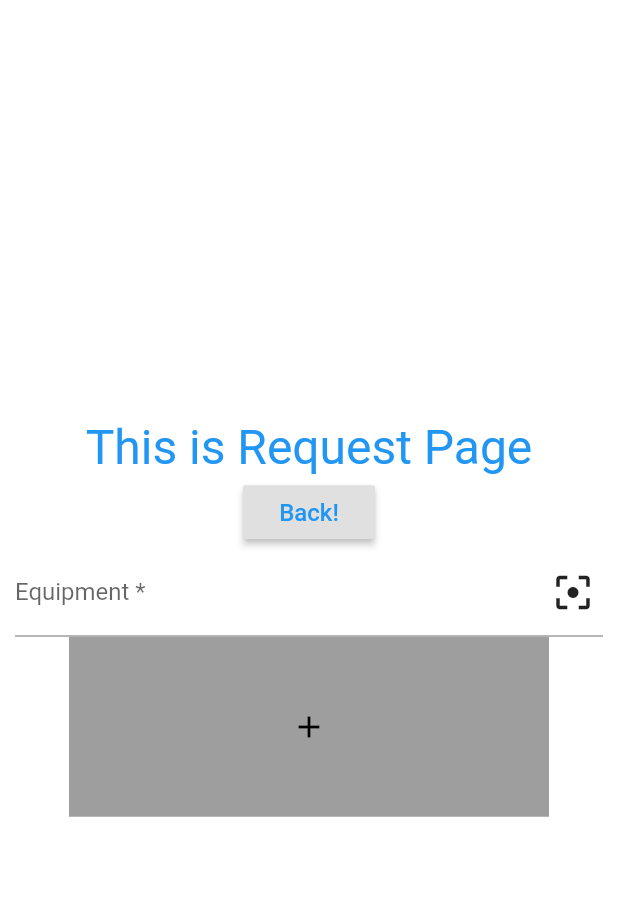
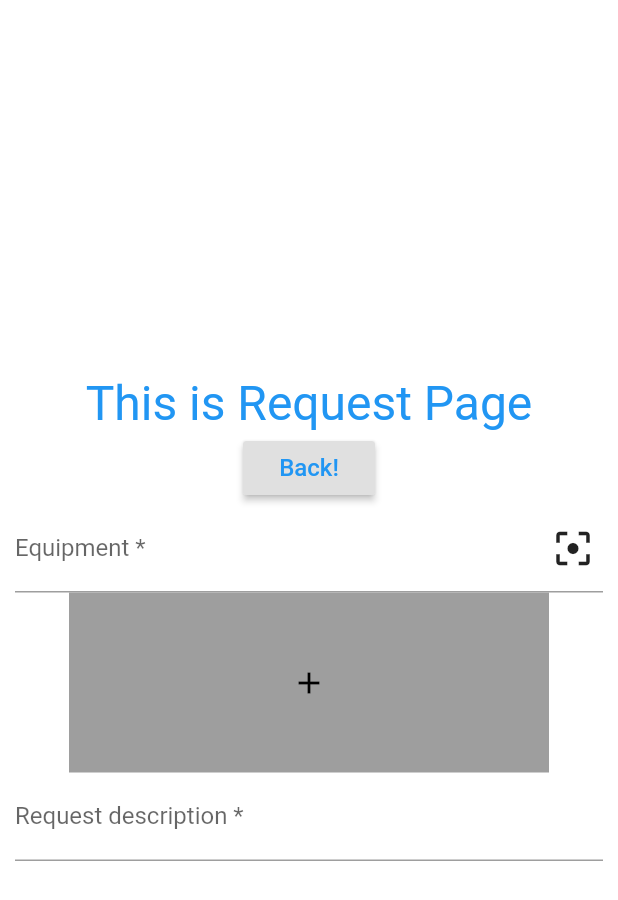
Before and after one commit to JWHAPO/simple_cmms_demo, a Flutter app: the RequestPage screen opened by its route, on a phone screen of 412 x 824 dp. Shown: the top 900 px of the screen. Run offline on Flutter 3.47's test engine with Material 2 defaults, Android fonts, the phone set to English and light mode, and no system bars; our stand-ins replace fl_chart, image_picker; missing offline and left inert: flutter_barcode_scanner.

Commit message:
add text field

```diff
--- a/lib/ui/request.dart
+++ b/lib/ui/request.dart
@@ -103,6 +103,17 @@ class _RequestPageState extends State<RequestPage> {
               child: ClipRRect(
                   borderRadius: BorderRadius.circular(8.0),
                   child: _image == null ? Icon(Icons.add, color: Colors.black,) : Image.file(_image)),
+            ),
+            Padding(
+              padding: EdgeInsets.only(left: 10.0, right: 10.0),
+              child: TextFormField(
+                controller: _equipmentTextEditingController,
+                focusNode: _equipmentFocusNode,
+                decoration: const InputDecoration(
+                  hintText: 'Write description . ',
+                  labelText: 'Request description *',
+                ),
+              ),
             )
 
           ],
```
